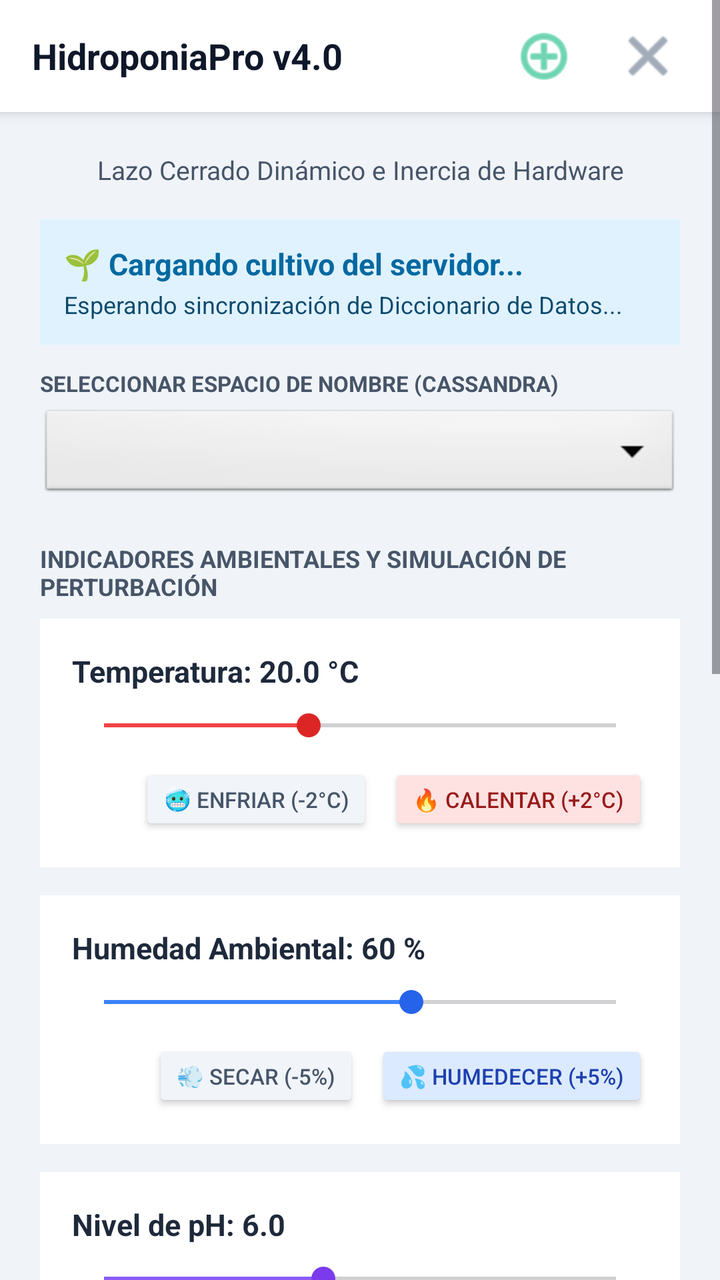
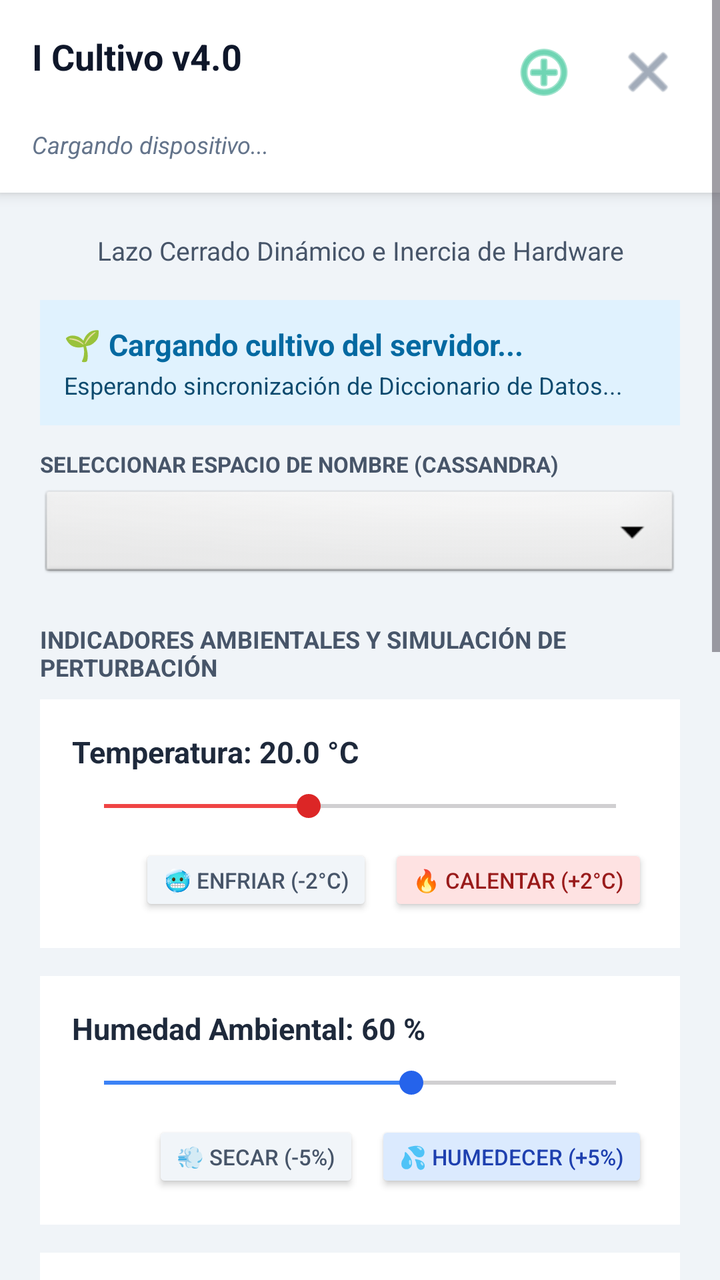

Screens rendered from an Android XML layout before and after an edit, with the pre-edit source and the edit as a unified diff.
<!-- AndroidManifest.xml: application theme Theme.HidroponiaProApp -->
<!-- res/layout/activity_main.xml -->
<?xml version="1.0" encoding="utf-8"?>
<ScrollView xmlns:android="http://schemas.android.com/apk/res/android"
    xmlns:tools="http://tools.android.com/tools"
    xmlns:app="http://schemas.android.com/apk/res-auto"
    android:id="@+id/main"
    android:layout_width="match_parent"
    android:layout_height="match_parent"
    android:background="#F0F4F8"
    android:fillViewport="true"
    tools:context=".MainActivity">

    <LinearLayout
        android:layout_width="match_parent"
        android:layout_height="wrap_content"
        android:orientation="vertical">

        
        <RelativeLayout
            android:layout_width="match_parent"
            android:layout_height="56dp"
            android:background="#FFFFFF"
            android:paddingHorizontal="16dp"
            android:elevation="4dp">

            <TextView
                android:layout_width="wrap_content"
                android:layout_height="wrap_content"
                android:layout_centerVertical="true"
                android:text="HidroponiaPro v4.0"
                android:textColor="#0F172A"
                android:textSize="18sp"
                android:textStyle="bold" />

            <LinearLayout
                android:layout_width="wrap_content"
                android:layout_height="match_parent"
                android:layout_alignParentEnd="true"
                android:gravity="center_vertical"
                android:orientation="horizontal">

                
                <ImageButton
                    android:id="@+id/btnRegistrarPlanta"
                    android:layout_width="40dp"
                    android:layout_height="40dp"
                    android:background="?attr/selectableItemBackgroundBorderless"
                    android:contentDescription="Configurar Nuevo Cultivo"
                    android:src="@android:drawable/ic_menu_add"
                    app:tint="#10B981"
                    android:layout_marginEnd="12dp"/>

                
                <ImageButton
                    android:id="@+id/btnCerrarSesion"
                    android:layout_width="40dp"
                    android:layout_height="40dp"
                    android:background="?attr/selectableItemBackgroundBorderless"
                    android:contentDescription="Cerrar Sesión SCADA"
                    android:src="@android:drawable/ic_menu_close_clear_cancel"
                    app:tint="#64748B" />
            </LinearLayout>
        </RelativeLayout>

        
        <LinearLayout
            android:layout_width="match_parent"
            android:layout_height="wrap_content"
            android:orientation="vertical"
            android:padding="20dp">

            <TextView
                android:layout_width="match_parent"
                android:layout_height="wrap_content"
                android:text="Lazo Cerrado Dinámico e Inercia de Hardware"
                android:textColor="#475569"
                android:textSize="13sp"
                android:gravity="center"
                android:layout_marginBottom="16dp"/>

            
            <LinearLayout
                android:layout_width="match_parent"
                android:layout_height="wrap_content"
                android:orientation="vertical"
                android:background="#E0F2FE"
                android:padding="12dp"
                android:layout_marginBottom="12dp">

                <TextView
                    android:id="@+id/txtNombreVerdura"
                    android:layout_width="match_parent"
                    android:layout_height="wrap_content"
                    android:text="🌱 Cargando cultivo del servidor..."
                    android:textColor="#0369A1"
                    android:textSize="15sp"
                    android:textStyle="bold"/>

                <TextView
                    android:id="@+id/txtRangosOptimos"
                    android:layout_width="match_parent"
                    android:layout_height="wrap_content"
                    android:text="Esperando sincronización de Diccionario de Datos..."
                    android:textColor="#0C4A6E"
                    android:textSize="12sp"
                    android:layout_marginTop="2dp"/>
            </LinearLayout>

            
            <TextView
                android:layout_width="match_parent"
                android:layout_height="wrap_content"
                android:text="SELECCIONAR ESPACIO DE NOMBRE (CASSANDRA)"
                android:textColor="#475569"
                android:textSize="11sp"
                android:textStyle="bold"
                android:layout_marginBottom="4dp"/>

            <Spinner
                android:id="@+id/spinnerCultivos"
                android:layout_width="match_parent"
                android:layout_height="48dp"
                android:background="@android:drawable/btn_dropdown"
                android:spinnerMode="dropdown"
                android:layout_marginBottom="20dp" />

            
            <TextView
                android:layout_width="match_parent"
                android:layout_height="wrap_content"
                android:text="INDICADORES AMBIENTALES Y SIMULACIÓN DE PERTURBACIÓN"
                android:textColor="#475569"
                android:textSize="12sp"
                android:textStyle="bold"
                android:layout_marginBottom="8dp"/>

            
            <LinearLayout
                android:layout_width="match_parent"
                android:layout_height="wrap_content"
                android:orientation="vertical"
                android:background="#FFFFFF"
                android:padding="16dp"
                android:layout_marginBottom="14dp">

                <TextView
                    android:id="@+id/txtLabelTemperatura"
                    android:layout_width="match_parent"
                    android:layout_height="wrap_content"
                    android:text="Temperatura: 20.0 °C"
                    android:textColor="#1E293B"
                    android:textSize="15sp"
                    android:textStyle="bold" />

                <SeekBar
                    android:id="@+id/seekTemperatura"
                    android:layout_width="match_parent"
                    android:layout_height="wrap_content"
                    android:layout_marginTop="8dp"
                    android:max="50"
                    android:progress="20"
                    android:progressTint="#EF4444"
                    android:thumbTint="#DC2626"/>

                <LinearLayout
                    android:layout_width="match_parent"
                    android:layout_height="wrap_content"
                    android:orientation="horizontal"
                    android:layout_marginTop="10dp"
                    android:gravity="end">

                    <Button
                        android:id="@+id/btnTempMenos"
                        android:layout_width="wrap_content"
                        android:layout_height="36dp"
                        android:text="🥶 Enfriar (-2°C)"
                        android:textSize="11sp"
                        android:backgroundTint="#F1F5F9"
                        android:textColor="#475569"
                        android:layout_marginEnd="8dp"/>

                    <Button
                        android:id="@+id/btnTempMas"
                        android:layout_width="wrap_content"
                        android:layout_height="36dp"
                        android:text="🔥 Calentar (+2°C)"
                        android:textSize="11sp"
                        android:backgroundTint="#FEE2E2"
                        android:textColor="#991B1B"/>
                </LinearLayout>
            </LinearLayout>

            
            <LinearLayout
                android:layout_width="match_parent"
                android:layout_height="wrap_content"
                android:orientation="vertical"
                android:background="#FFFFFF"
                android:padding="16dp"
                android:layout_marginBottom="14dp">

                <TextView
                    android:id="@+id/txtLabelHumedad"
                    android:layout_width="match_parent"
                    android:layout_height="wrap_content"
                    android:text="Humedad Ambiental: 60 %"
                    android:textColor="#1E293B"
                    android:textSize="15sp"
                    android:textStyle="bold" />

                <SeekBar
                    android:id="@+id/seekHumedad"
                    android:layout_width="match_parent"
                    android:layout_height="wrap_content"
                    android:layout_marginTop="8dp"
                    android:max="100"
                    android:progress="60"
                    android:progressTint="#3B82F6"
                    android:thumbTint="#2563EB"/>

                <LinearLayout
                    android:layout_width="match_parent"
                    android:layout_height="wrap_content"
                    android:orientation="horizontal"
                    android:layout_marginTop="10dp"
                    android:gravity="end">

                    <Button
                        android:id="@+id/btnHumMenos"
                        android:layout_width="wrap_content"
                        android:layout_height="36dp"
                        android:text="💨 Secar (-5%)"
                        android:textSize="11sp"
                        android:backgroundTint="#F1F5F9"
                        android:textColor="#475569"
                        android:layout_marginEnd="8dp"/>

                    <Button
                        android:id="@+id/btnHumMas"
                        android:layout_width="wrap_content"
                        android:layout_height="36dp"
                        android:text="💦 Humedecer (+5%)"
                        android:textSize="11sp"
                        android:backgroundTint="#DBEAFE"
                        android:textColor="#1E40AF"/>
                </LinearLayout>
            </LinearLayout>

            
            <LinearLayout
                android:layout_width="match_parent"
                android:layout_height="wrap_content"
                android:orientation="vertical"
                android:background="#FFFFFF"
                android:padding="16dp"
                android:layout_marginBottom="14dp">

                <TextView
                    android:id="@+id/txtLabelPH"
                    android:layout_width="match_parent"
                    android:layout_height="wrap_content"
                    android:text="Nivel de pH: 6.0"
                    android:textColor="#1E293B"
                    android:textSize="15sp"
                    android:textStyle="bold" />

                <SeekBar
                    android:id="@+id/seekPH"
                    android:layout_width="match_parent"
                    android:layout_height="wrap_content"
                    android:layout_marginTop="8dp"
                    android:max="140"
                    android:progress="60"
                    android:progressTint="#8B5CF6"
                    android:thumbTint="#7C3AED"/>

                <LinearLayout
                    android:layout_width="match_parent"
                    android:layout_height="wrap_content"
                    android:orientation="horizontal"
                    android:layout_marginTop="10dp"
                    android:gravity="end">

                    <Button
                        android:id="@+id/btnPhMenos"
                        android:layout_width="wrap_content"
                        android:layout_height="36dp"
                        android:text="🧪 Ácido (-0.3)"
                        android:textSize="11sp"
                        android:backgroundTint="#F1F5F9"
                        android:textColor="#475569"
                        android:layout_marginEnd="8dp"/>

                    <Button
                        android:id="@+id/btnPhMas"
                        android:layout_width="wrap_content"
                        android:layout_height="36dp"
                        android:text="🧬 Base (+0.3)"
                        android:textSize="11sp"
                        android:backgroundTint="#F3E8FF"
                        android:textColor="#6B21A8"/>
                </LinearLayout>
            </LinearLayout>

            
            <LinearLayout
                android:layout_width="match_parent"
                android:layout_height="wrap_content"
                android:orientation="vertical"
                android:background="#FFFFFF"
                android:padding="16dp"
                android:layout_marginBottom="24dp">

                <TextView
                    android:id="@+id/txtLabelLuz"
                    android:layout_width="match_parent"
                    android:layout_height="wrap_content"
                    android:text="Luminosidad: 400 Lux"
                    android:textColor="#1E293B"
                    android:textSize="15sp"
                    android:textStyle="bold" />

                <SeekBar
                    android:id="@+id/seekLuz"
                    android:layout_width="match_parent"
                    android:layout_height="wrap_content"
                    android:layout_marginTop="8dp"
                    android:max="1000"
                    android:progress="400"
                    android:progressTint="#F59E0B"
                    android:thumbTint="#D97706"/>

                <LinearLayout
                    android:layout_width="match_parent"
                    android:layout_height="wrap_content"
                    android:orientation="horizontal"
                    android:layout_marginTop="10dp"
                    android:gravity="end">

                    
                    <Button
                        android:id="@+id/btnLuzMenos"
                        android:layout_width="wrap_content"
                        android:layout_height="36dp"
                        android:text="☁️ Sombrear (-10)"
                        android:textSize="11sp"
                        android:backgroundTint="#F1F5F9"
                        android:textColor="#475569"
                        android:layout_marginEnd="8dp"/>

                    
                    <Button
                        android:id="@+id/btnLuzMas"
                        android:layout_width="wrap_content"
                        android:layout_height="36dp"
                        android:text="☀️ Despejar (+10)"
                        android:textSize="11sp"
                        android:backgroundTint="#FEF3C7"
                        android:textColor="#92400E"/>
                </LinearLayout>
            </LinearLayout>

            
            <TextView
                android:layout_width="match_parent"
                android:layout_height="wrap_content"
                android:text="TABLERO DE ESTADO SCADA (SISTEMAS AUTOMÁTICOS)"
                android:textColor="#475569"
                android:textSize="12sp"
                android:textStyle="bold"
                android:layout_marginBottom="8dp"/>

            <LinearLayout
                android:layout_width="match_parent"
                android:layout_height="wrap_content"
                android:orientation="vertical"
                android:background="#FFFFFF"
                android:padding="16dp"
                android:layout_marginBottom="24dp">

                
                <LinearLayout
                    android:layout_width="match_parent"
                    android:layout_height="wrap_content"
                    android:orientation="horizontal"
                    android:gravity="center_vertical"
                    android:paddingVertical="8dp">

                    <View
                        android:id="@+id/ledTemperatura"
                        android:layout_width="16dp"
                        android:layout_height="16dp"
                        android:background="@android:drawable/presence_online"/>

                    <TextView
                        android:id="@+id/txtActuadorTemperatura"
                        android:layout_width="match_parent"
                        android:layout_height="wrap_content"
                        android:text="Extractor de Calor: APAGADO / RANGO ÓPTIMO"
                        android:textColor="#334155"
                        android:textSize="14sp"
                        android:layout_marginStart="12dp"
                        android:textStyle="bold"/>
                </LinearLayout>

                
                <LinearLayout
                    android:layout_width="match_parent"
                    android:layout_height="wrap_content"
                    android:orientation="horizontal"
                    android:gravity="center_vertical"
                    android:paddingVertical="8dp">

                    <View
                        android:id="@+id/ledHumedad"
                        android:layout_width="16dp"
                        android:layout_height="16dp"
                        android:background="@android:drawable/presence_online"/>

                    <TextView
                        android:id="@+id/txtActuadorHumedad"
                        android:layout_width="match_parent"
                        android:layout_height="wrap_content"
                        android:text="Bomba / Nebulizador: APAGADO / RANGO ÓPTIMO"
                        android:textColor="#334155"
                        android:textSize="14sp"
                        android:layout_marginStart="12dp"
                        android:textStyle="bold"/>
                </LinearLayout>

                
                <LinearLayout
                    android:layout_width="match_parent"
                    android:layout_height="wrap_content"
                    android:orientation="horizontal"
                    android:gravity="center_vertical"
                    android:paddingVertical="8dp">

                    <View
                        android:id="@+id/ledPH"
                        android:layout_width="16dp"
                        android:layout_height="16dp"
                        android:background="@android:drawable/presence_online"/>

                    <TextView
                        android:id="@+id/txtActuadorPH"
                        android:layout_width="match_parent"
                        android:layout_height="wrap_content"
                        android:text="Dosificador Químico pH: APAGADO / RANGO ÓPTIMO"
                        android:textColor="#334155"
                        android:textSize="14sp"
                        android:layout_marginStart="12dp"
                        android:textStyle="bold"/>
                </LinearLayout>

                
                <LinearLayout
                    android:layout_width="match_parent"
                    android:layout_height="wrap_content"
                    android:orientation="horizontal"
                    android:gravity="center_vertical"
                    android:paddingVertical="8dp">

                    <View
                        android:id="@+id/ledLuz"
                        android:layout_width="16dp"
                        android:layout_height="16dp"
                        android:background="@android:drawable/presence_online"/>

                    <TextView
                        android:id="@+id/txtActuadorLuz"
                        android:layout_width="match_parent"
                        android:layout_height="wrap_content"
                        android:text="Iluminación de Soporte: APAGADA / RANGO ÓPTIMO"
                        android:textColor="#334155"
                        android:textSize="14sp"
                        android:layout_marginStart="12dp"
                        android:textStyle="bold"/>
                </LinearLayout>
            </LinearLayout>

            
            <TextView
                android:id="@+id/txtEstadoConexion"
                android:layout_width="match_parent"
                android:layout_height="wrap_content"
                android:text="🔄 Conectando al servicio local..."
                android:textColor="#059669"
                android:textSize="13sp"
                android:textStyle="italic"
                android:gravity="center"
                android:layout_marginTop="20dp"/>

        </LinearLayout>
    </LinearLayout>
</ScrollView>
<!-- resources referenced by this layout -->
<resources>
  <style name="Theme.HidroponiaProApp" parent="Base.Theme.HidroponiaProApp" />
  <style name="Base.Theme.HidroponiaProApp" parent="Theme.Material3.DayNight.NoActionBar">
          
          
      </style>
</resources>

<!-- the commit's change to res/layout/activity_main.xml (unified diff, before → after) -->
@@ -17,47 +17,63 @@
         
         <RelativeLayout
             android:layout_width="match_parent"
-            android:layout_height="56dp"
+            android:layout_height="wrap_content"
             android:background="#FFFFFF"
-            android:paddingHorizontal="16dp"
+            android:padding="16dp"
             android:elevation="4dp">
 
-            <TextView
-                android:layout_width="wrap_content"
-                android:layout_height="wrap_content"
-                android:layout_centerVertical="true"
-                android:text="HidroponiaPro v4.0"
-                android:textColor="#0F172A"
-                android:textSize="18sp"
-                android:textStyle="bold" />
-
-            <LinearLayout
-                android:layout_width="wrap_content"
-                android:layout_height="match_parent"
-                android:layout_alignParentEnd="true"
-                android:gravity="center_vertical"
-                android:orientation="horizontal">
-
-                
-                <ImageButton
-                    android:id="@+id/btnRegistrarPlanta"
-                    android:layout_width="40dp"
-                    android:layout_height="40dp"
-                    android:background="?attr/selectableItemBackgroundBorderless"
-                    android:contentDescription="Configurar Nuevo Cultivo"
-                    android:src="@android:drawable/ic_menu_add"
-                    app:tint="#10B981"
-                    android:layout_marginEnd="12dp"/>
-
-                
-                <ImageButton
-                    android:id="@+id/btnCerrarSesion"
-                    android:layout_width="40dp"
-                    android:layout_height="40dp"
-                    android:background="?attr/selectableItemBackgroundBorderless"
-                    android:contentDescription="Cerrar Sesión SCADA"
-                    android:src="@android:drawable/ic_menu_close_clear_cancel"
-                    app:tint="#64748B" />
+            <LinearLayout
+                android:layout_width="match_parent"
+                android:layout_height="wrap_content"
+                android:orientation="vertical">
+
+                <RelativeLayout
+                    android:layout_width="match_parent"
+                    android:layout_height="wrap_content">
+
+                    <TextView
+                        android:layout_width="wrap_content"
+                        android:layout_height="wrap_content"
+                        android:text="I Cultivo v4.0"
+                        android:textColor="#0F172A"
+                        android:textSize="18sp"
+                        android:textStyle="bold" />
+
+                    <LinearLayout
+                        android:layout_width="wrap_content"
+                        android:layout_height="wrap_content"
+                        android:layout_alignParentEnd="true"
+                        android:orientation="horizontal">
+
+                        <ImageButton
+                            android:id="@+id/btnRegistrarPlanta"
+                            android:layout_width="40dp"
+                            android:layout_height="40dp"
+                            android:background="?attr/selectableItemBackgroundBorderless"
+                            android:src="@android:drawable/ic_menu_add"
+                            app:tint="#10B981"
+                            android:layout_marginEnd="12dp"/>
+
+                        <ImageButton
+                            android:id="@+id/btnCerrarSesion"
+                            android:layout_width="40dp"
+                            android:layout_height="40dp"
+                            android:background="?attr/selectableItemBackgroundBorderless"
+                            android:src="@android:drawable/ic_menu_close_clear_cancel"
+                            app:tint="#64748B" />
+                    </LinearLayout>
+                </RelativeLayout>
+
+                <TextView
+                    android:id="@+id/txtNombreDispositivo"
+                    android:layout_width="match_parent"
+                    android:layout_height="wrap_content"
+                    android:layout_marginTop="8dp"
+                    android:text="Cargando dispositivo..."
+                    android:textColor="#64748B"
+                    android:textSize="12sp"
+                    android:gravity="start"
+                    android:textStyle="italic" />
             </LinearLayout>
         </RelativeLayout>
 
